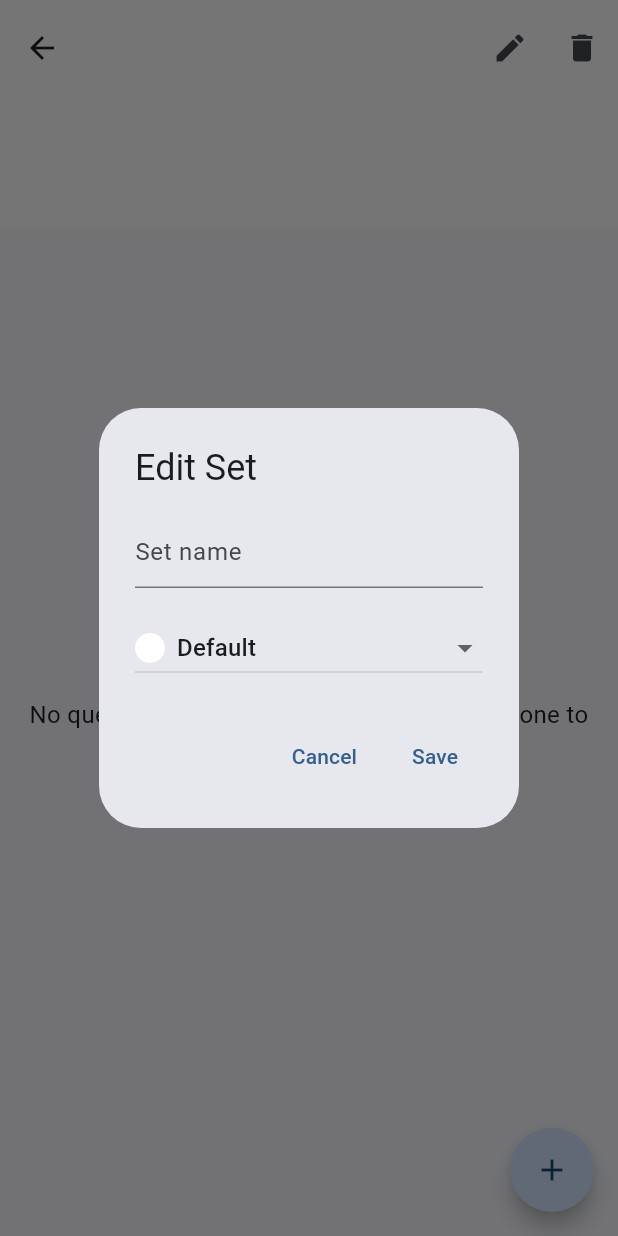
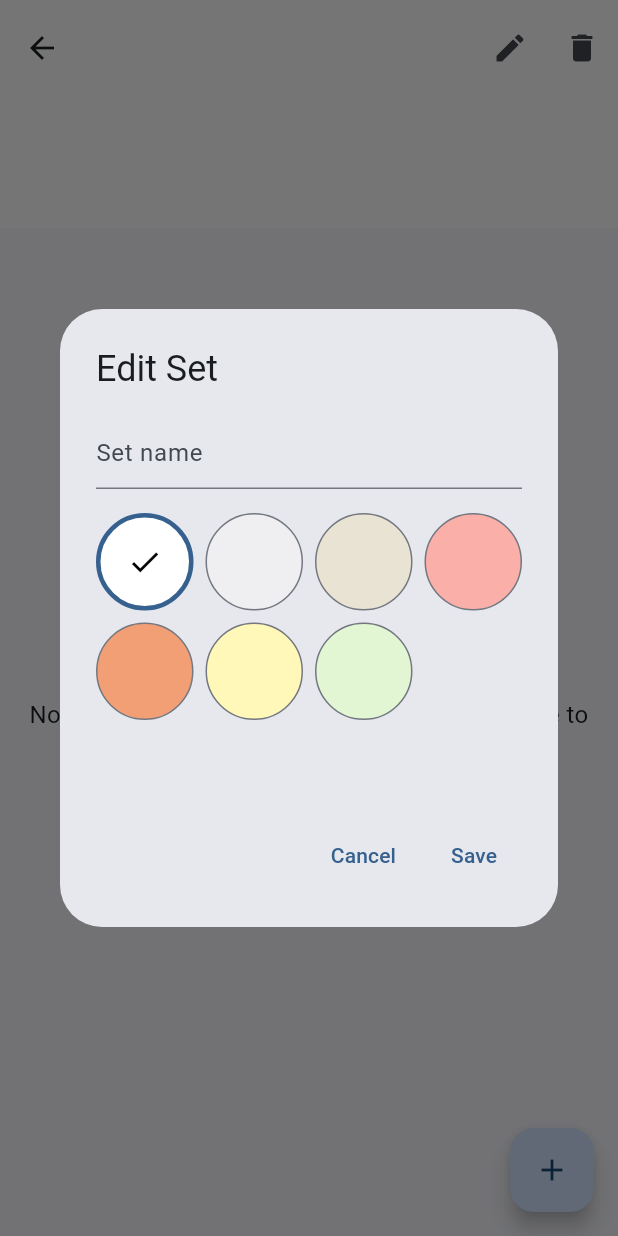
Before and after one commit to Shay-Kl/android-flutter-UnlockYour100, a Flutter app: the QuestionListScreen screen opened directly with empty values, after a tap on the "edit" icon, on a phone screen of 412 x 824 dp. Run offline on Flutter 3.47's test engine with Material 3 defaults, Android fonts, the phone set to English and light mode, and no system bars; drawn by our look-alikes of flutter_speed_dial; our stand-ins replace cloud_firestore, file_picker, firebase_core, firebase_vertexai, google_sign_in, settings_ui; accounts and stored records are empty.

Commit message:
Changed set screen layout to be grid based and refactpred color selection in set edit dialog to use a grid layout for improved usability

```diff
--- a/lib/screens/question_list_screen.dart
+++ b/lib/screens/question_list_screen.dart
@@ -83,6 +83,9 @@ class _QuestionListScreenState extends State<QuestionListScreen> {
       ),
       floatingActionButton: SpeedDial(
         icon: Icons.add,
+        shape: RoundedRectangleBorder(
+          borderRadius: BorderRadius.circular(16),
+        ),
         activeIcon: Icons.close,
         children: [
           SpeedDialChild(
@@ -232,7 +235,7 @@ Future<SetEditResult?>  _showEditSetDialog({
   required ColorSchemeKey initialColor,
 }) async {
   final TextEditingController controller = TextEditingController(text: initialName);
-  ColorSchemeKey selectedColorKey = initialColor; // Default color key
+  ColorSchemeKey selectedColorKey = initialColor;
 
   return showDialog<SetEditResult>(
     context: context,
@@ -249,40 +252,55 @@ Future<SetEditResult?>  _showEditSetDialog({
                   decoration: const InputDecoration(hintText: 'Set name'),
                 ),
                 const SizedBox(height: 16),
-                DropdownButton<ColorSchemeKey>(
-                  value: selectedColorKey,
-                  isExpanded: true,
-                  items: ColorSchemeKey.values.map((colorKey) {
-                    return DropdownMenuItem<ColorSchemeKey>(
-                      value: colorKey,
-                      child: Row(
-                        children: [
                 Container(
-                            width: 20,
-                            height: 20,
-                            margin: const EdgeInsets.only(right: 8),
+                  height: 180,
+                  width: double.maxFinite,
+                  child: GridView.builder(
+                    gridDelegate: const SliverGridDelegateWithFixedCrossAxisCount(
+                      crossAxisCount: 4,
+                      crossAxisSpacing: 8,
+                      mainAxisSpacing: 8,
+                      childAspectRatio: 1,
+                    ),
+                    itemCount: ColorSchemeKey.values.length,
+                    itemBuilder: (context, index) {
+                      final colorKey = ColorSchemeKey.values[index];
+                      return InkWell(
+                        onTap: () {
+                          setState(() {
+                            selectedColorKey = colorKey;
+                          });
+                        },
+                        child: Container(
                           decoration: BoxDecoration(
-                              color: colorKey.getColorFromScheme(Theme.of(context).colorScheme),
+                            color: colorKey.getColorFromScheme(
+                                Theme.of(context).colorScheme),
                             shape: BoxShape.circle,
+                            border: Border.all(
+                              color: selectedColorKey == colorKey
+                                  ? Theme.of(context).colorScheme.primary
+                                  : Theme.of(context).colorScheme.outline,
+                              width: selectedColorKey == colorKey ? 3 : 1,
                             ),
                           ),
-                          Text(colorKey.toKeyString()),
-                        ],
+                          child: selectedColorKey == colorKey
+                              ? Icon(
+                                  Icons.check,
+                                  color: colorKey.getTextColorFromScheme(
+                                      Theme.of(context).colorScheme),
+                                )
+                              : null,
                         ),
                       );
-                  }).toList(),
-                  onChanged: (newColorKey) {
-                    setState(() {
-                      selectedColorKey = newColorKey!;
-                    });
                     },
+                  ),
                 ),
               ],
             ),
             actions: <Widget>[
               TextButton(
                 onPressed: () {
-                  Navigator.pop(context); // Close the dialog
+                  Navigator.pop(context);
                 },
                 child: const Text('Cancel'),
               ),
@@ -293,7 +311,7 @@ Future<SetEditResult?>  _showEditSetDialog({
                     Navigator.pop(context, SetEditResult(newName, selectedColorKey));
                   }
                   else {
-                    Navigator.pop(context, null); // Close the dialog
+                    Navigator.pop(context, null);
                   }
                 },
                 child: const Text('Save'),
```
Also changed, not shown: lib/screens/set_list_screen.dart (+70 -70 lines). Lines whose indentation alone changed are shown as unchanged.
